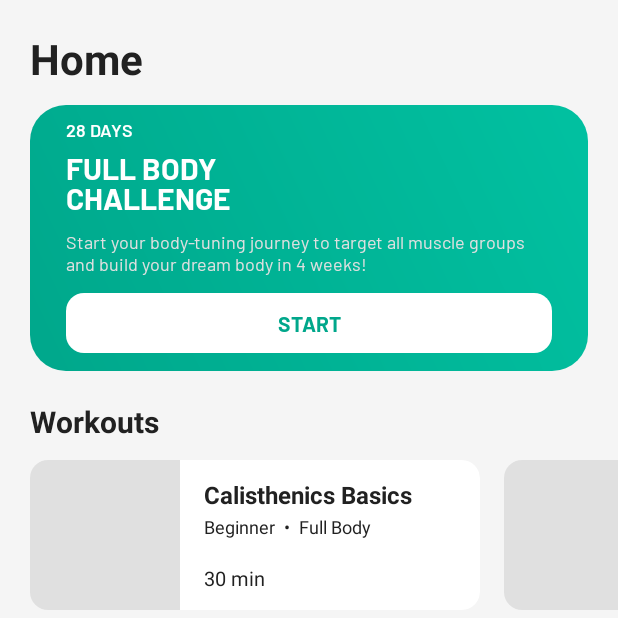
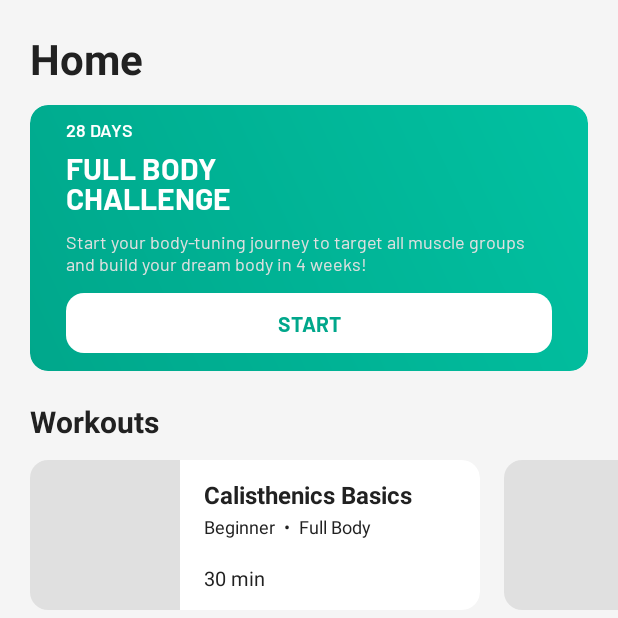
Before and after one commit to nexonsabanao/Capstone, an Android app: the HomeFragment screen opened directly, with no data from a screen before it, on a phone screen of 412 x 824 dp, the top half of it. Run offline under Robolectric (Android 15) with nearby library versions, the phone set to English and light mode, and no system bars; our stand-ins replace Room's generated code, navigation-ui.

Commit message:
version 3.2

```diff
--- a/app/src/main/res/drawable/gradient_card_background.xml
+++ b/app/src/main/res/drawable/gradient_card_background.xml
@@ -1,7 +1,7 @@
 <?xml version="1.0" encoding="utf-8"?>
 <shape xmlns:android="http://schemas.android.com/apk/res/android"
     android:shape="rectangle">
-    <corners android:radius="24dp" />
+    <corners android:radius="12dp" />
     <gradient
         android:angle="45"
         android:endColor="#01C1A1"
--- a/app/src/main/res/layout/item_large_button_card.xml
+++ b/app/src/main/res/layout/item_large_button_card.xml
@@ -7,7 +7,6 @@
     android:layout_height="wrap_content"
     app:cardBackgroundColor="@android:color/transparent"
     app:cardElevation="0dp"
-    app:cardCornerRadius="12dp"
     app:strokeWidth="0dp">
 
     <androidx.constraintlayout.widget.ConstraintLayout
```
